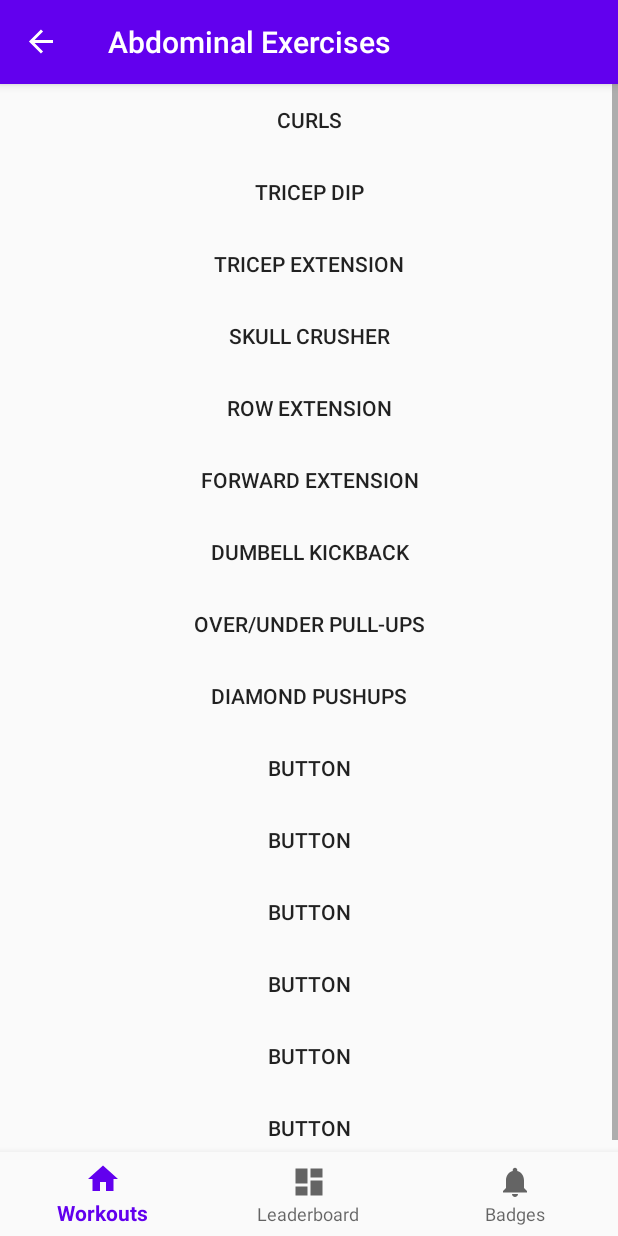
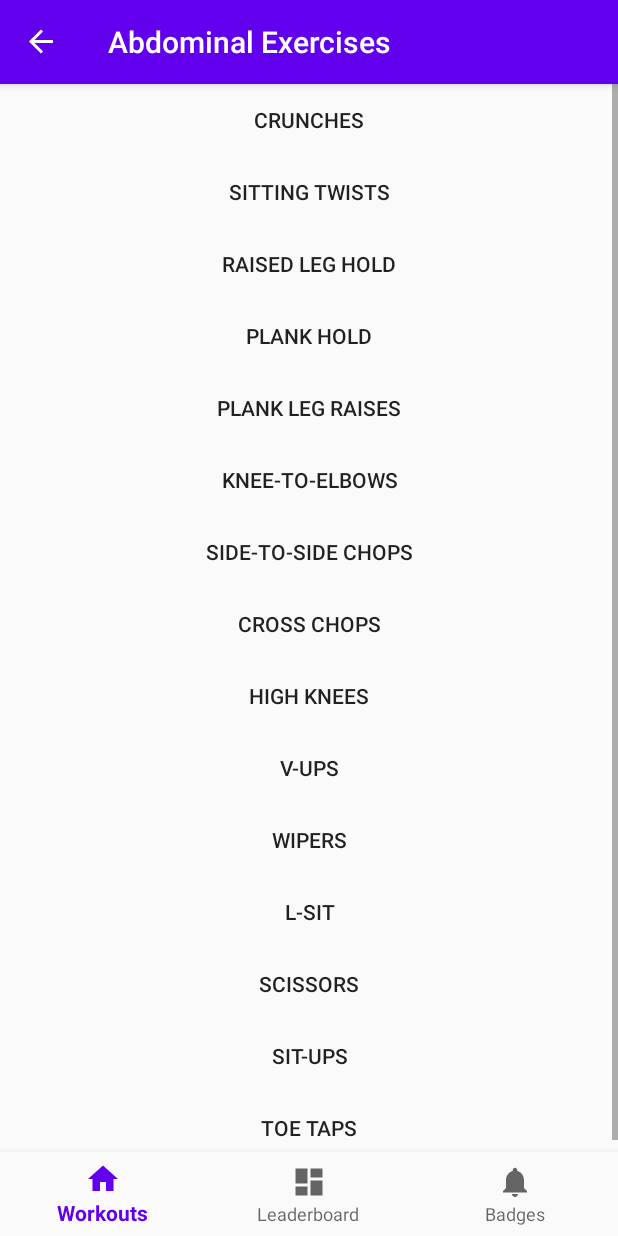
Before and after one commit to naporter/FitZique, an Android app: the AbsFragment screen opened through its navigation route, on a phone screen of 412 x 824 dp. Run offline under Robolectric (Android 15) with nearby library versions, the phone set to English and light mode, and no system bars; our stand-ins replace navigation-ui.

Commit message:
Added ab workouts

```diff
--- a/app/src/main/res/layout/fragment_abs.xml
+++ b/app/src/main/res/layout/fragment_abs.xml
@@ -25,105 +25,105 @@
                 android:layout_width="match_parent"
                 android:layout_height="match_parent"
                 android:background="@android:color/transparent"
-                android:text="Curls" />
+                android:text="Crunches" />
 
             <Button
                 android:id="@+id/button18"
                 android:layout_width="match_parent"
                 android:layout_height="match_parent"
                 android:background="@android:color/transparent"
-                android:text="Tricep Dip" />
+                android:text="Sitting Twists" />
 
             <Button
                 android:id="@+id/button19"
                 android:layout_width="match_parent"
                 android:layout_height="match_parent"
                 android:background="@android:color/transparent"
-                android:text="Tricep Extension" />
+                android:text="Raised Leg Hold" />
 
             <Button
                 android:id="@+id/button20"
                 android:layout_width="match_parent"
                 android:layout_height="match_parent"
                 android:background="@android:color/transparent"
-                android:text="Skull Crusher" />
+                android:text="Plank Hold" />
 
             <Button
                 android:id="@+id/button21"
                 android:layout_width="match_parent"
                 android:layout_height="match_parent"
                 android:background="@android:color/transparent"
-                android:text="Row Extension" />
+                android:text="Plank Leg Raises" />
 
             <Button
                 android:id="@+id/button22"
                 android:layout_width="match_parent"
                 android:layout_height="match_parent"
                 android:background="@android:color/transparent"
-                android:text="Forward Extension" />
+                android:text="Knee-to-elbows" />
 
             <Button
                 android:id="@+id/button23"
                 android:layout_width="match_parent"
                 android:layout_height="match_parent"
                 android:background="@android:color/transparent"
-                android:text="Dumbell Kickback" />
+                android:text="Side-to-side chops" />
 
             <Button
                 android:id="@+id/button24"
                 android:layout_width="match_parent"
                 android:layout_height="match_parent"
                 android:background="@android:color/transparent"
-                android:text="Over/Under Pull-ups" />
+                android:text="Cross Chops" />
 
             <Button
                 android:id="@+id/button25"
                 android:layout_width="match_parent"
                 android:layout_height="match_parent"
                 android:background="@android:color/transparent"
-                android:text="Diamond Pushups" />
+                android:text="High Knees" />
 
             <Button
                 android:id="@+id/button26"
                 android:layout_width="match_parent"
                 android:layout_height="match_parent"
                 android:background="@android:color/transparent"
-                android:text="Button" />
+                android:text="V-ups" />
 
             <Button
                 android:id="@+id/button27"
                 android:layout_width="match_parent"
                 android:layout_height="match_parent"
                 android:background="@android:color/transparent"
-                android:text="Button" />
+                android:text="Wipers" />
 
             <Button
                 android:id="@+id/button28"
                 android:layout_width="match_parent"
                 android:layout_height="match_parent"
                 android:background="@android:color/transparent"
-                android:text="Button" />
+                android:text="L-sit" />
 
             <Button
                 android:id="@+id/button29"
                 android:layout_width="match_parent"
                 android:layout_height="match_parent"
                 android:background="@android:color/transparent"
-                android:text="Button" />
+                android:text="Scissors" />
 
             <Button
                 android:id="@+id/button30"
                 android:layout_width="match_parent"
                 android:layout_height="match_parent"
                 android:background="@android:color/transparent"
-                android:text="Button" />
+                android:text="Sit-Ups" />
 
             <Button
                 android:id="@+id/button31"
                 android:layout_width="match_parent"
                 android:layout_height="match_parent"
                 android:background="@android:color/transparent"
-                android:text="Button" />
+                android:text="Toe Taps" />
 
         </LinearLayout>
     </ScrollView>
```
